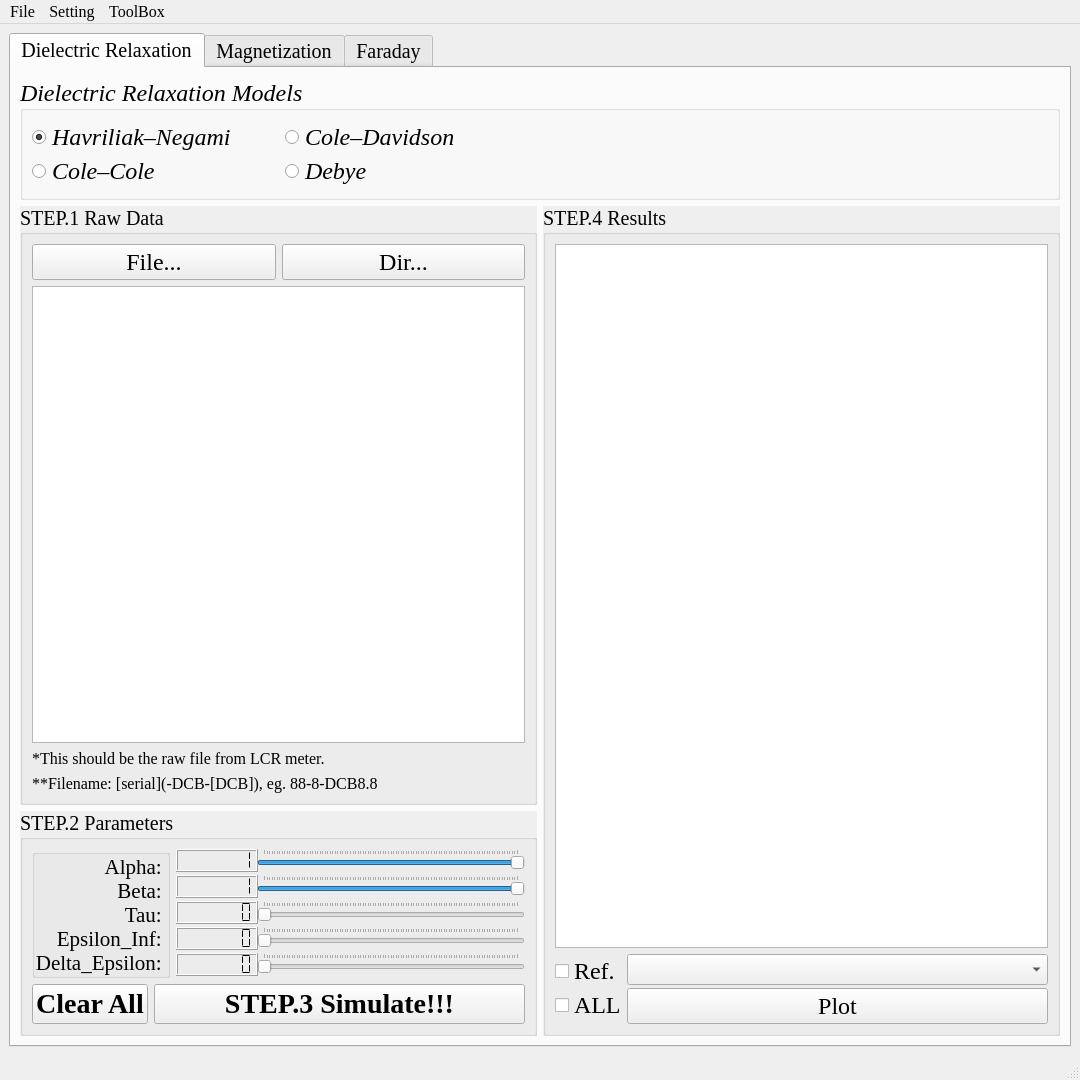
Before: the Qt Designer form app/ui/simulator_ui.ui in obliviousgarden/DataProcessingPlatform, drawn with Qt 5.
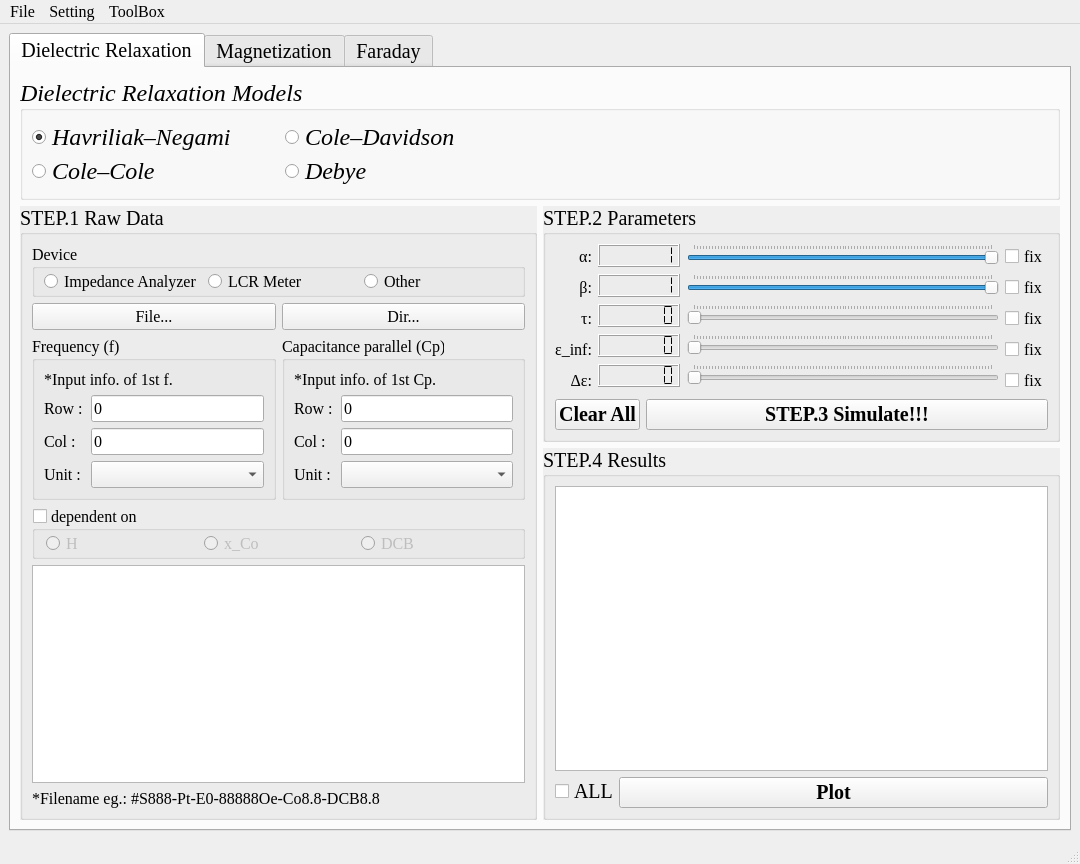
After: the same form once the commit is applied. The open tabs and pages were chosen to show the change. Icons and pictures are not drawn.

Commit message: 第32次提交 1. 重构了介电部分的代码 2. 新增了固定参数功能 3. 留出了dependent on的接口

The edit to the form file:
```diff
--- a/app/ui/simulator_ui.ui
+++ b/app/ui/simulator_ui.ui
@@ -8,7 +8,7 @@
     <x>0</x>
     <y>0</y>
     <width>1080</width>
-    <height>1080</height>
+    <height>864</height>
    </rect>
   </property>
   <property name="sizePolicy">
@@ -226,7 +226,7 @@
          </widget>
         </item>
         <item>
-         <layout class="QHBoxLayout" name="horizontalLayout_d_1234">
+         <layout class="QHBoxLayout" name="horizontalLayout_d_1234" stretch="1,1">
           <item>
            <layout class="QVBoxLayout" name="verticalLayout_d_123">
             <item>
@@ -246,14 +246,55 @@
               </property>
               <layout class="QVBoxLayout" name="verticalLayout_4">
                <item>
-                <layout class="QVBoxLayout" name="Layout_step1">
+                <layout class="QVBoxLayout" name="Layout_step1" stretch="0,0,0,0,0,0">
+                 <item>
+                  <widget class="QGroupBox" name="GroupBox_device">
+                   <property name="font">
+                    <font>
+                     <pointsize>12</pointsize>
+                    </font>
+                   </property>
+                   <property name="title">
+                    <string>Device</string>
+                   </property>
+                   <layout class="QHBoxLayout" name="horizontalLayout_3">
+                    <property name="topMargin">
+                     <number>0</number>
+                    </property>
+                    <property name="bottomMargin">
+                     <number>0</number>
+                    </property>
+                    <item>
+                     <widget class="QRadioButton" name="RadioButton_device_impedance">
+                      <property name="text">
+                       <string>Impedance Analyzer</string>
+                      </property>
+                     </widget>
+                    </item>
+                    <item>
+                     <widget class="QRadioButton" name="RadioButton_device_lcr">
+                      <property name="text">
+                       <string>LCR Meter</string>
+                      </property>
+                     </widget>
+                    </item>
+                    <item>
+                     <widget class="QRadioButton" name="RadioButton_other">
+                      <property name="text">
+                       <string>Other</string>
+                      </property>
+                     </widget>
+                    </item>
+                   </layout>
+                  </widget>
+                 </item>
                  <item>
                   <layout class="QHBoxLayout" name="Layout_step1_file">
                    <item>
                     <widget class="QPushButton" name="PushButton_file">
                      <property name="font">
                       <font>
-                       <pointsize>18</pointsize>
+                       <pointsize>12</pointsize>
                        <stylestrategy>PreferDefault</stylestrategy>
                       </font>
                      </property>
@@ -269,7 +310,7 @@
                     <widget class="QPushButton" name="PushButton_dir">
                      <property name="font">
                       <font>
-                       <pointsize>18</pointsize>
+                       <pointsize>12</pointsize>
                        <stylestrategy>PreferDefault</stylestrategy>
                       </font>
                      </property>
@@ -284,37 +325,209 @@
                   </layout>
                  </item>
                  <item>
-                  <widget class="QListView" name="ListView_file"/>
+                  <layout class="QHBoxLayout" name="Layout_step1_datapos" stretch="1,1">
+                   <item>
+                    <widget class="QGroupBox" name="GroupBox_step1_f">
+                     <property name="font">
+                      <font>
+                       <pointsize>12</pointsize>
+                      </font>
+                     </property>
+                     <property name="title">
+                      <string>Frequency (f)</string>
+                     </property>
+                     <layout class="QVBoxLayout" name="verticalLayout_22" stretch="0,0">
+                      <item>
+                       <widget class="QLabel" name="Label_step1_f_info">
+                        <property name="text">
+                         <string>*Input info. of 1st f.</string>
+                        </property>
+                       </widget>
                  </item>
                  <item>
-                  <widget class="QLabel" name="Label_step1_1">
+                       <layout class="QFormLayout" name="FormLayout_step1_f">
+                        <item row="0" column="0">
+                         <widget class="QLabel" name="Label_step1_f_row">
+                          <property name="text">
+                           <string>Row :</string>
+                          </property>
+                         </widget>
+                        </item>
+                        <item row="0" column="1">
+                         <widget class="QLineEdit" name="LineEdit_step1_f_row">
+                          <property name="text">
+                           <string>0</string>
+                          </property>
+                         </widget>
+                        </item>
+                        <item row="1" column="0">
+                         <widget class="QLabel" name="Label_step1_f_col">
+                          <property name="text">
+                           <string>Col :</string>
+                          </property>
+                         </widget>
+                        </item>
+                        <item row="2" column="0">
+                         <widget class="QLabel" name="Label_step1_f_unit">
+                          <property name="text">
+                           <string>Unit : </string>
+                          </property>
+                         </widget>
+                        </item>
+                        <item row="1" column="1">
+                         <widget class="QLineEdit" name="LineEdit_step1_f_col">
+                          <property name="text">
+                           <string>0</string>
+                          </property>
+                         </widget>
+                        </item>
+                        <item row="2" column="1">
+                         <widget class="QComboBox" name="ComboBox_step1_f_unit"/>
+                        </item>
+                       </layout>
+                      </item>
+                     </layout>
+                    </widget>
+                   </item>
+                   <item>
+                    <widget class="QGroupBox" name="GroupBox_step1_Cp">
                    <property name="font">
                     <font>
                      <pointsize>12</pointsize>
                     </font>
                    </property>
+                     <property name="title">
+                      <string>Capacitance parallel (Cp)</string>
+                     </property>
+                     <layout class="QVBoxLayout" name="verticalLayout_23">
+                      <item>
+                       <widget class="QLabel" name="Label_step1_Cp_info">
                    <property name="text">
-                    <string>*This should be the raw file from LCR meter.</string>
+                         <string>*Input info. of 1st Cp.</string>
                    </property>
                   </widget>
                  </item>
                  <item>
-                  <widget class="QLabel" name="Label_step1_2">
+                       <layout class="QFormLayout" name="FormLayout_step1_Cp">
+                        <item row="0" column="0">
+                         <widget class="QLabel" name="Label_step1_Cp_row">
+                          <property name="text">
+                           <string>Row :</string>
+                          </property>
+                         </widget>
+                        </item>
+                        <item row="0" column="1">
+                         <widget class="QLineEdit" name="LineEdit_step1_Cp_row">
+                          <property name="text">
+                           <string>0</string>
+                          </property>
+                         </widget>
+                        </item>
+                        <item row="1" column="0">
+                         <widget class="QLabel" name="Label_step1_Cp_col">
+                          <property name="text">
+                           <string>Col :</string>
+                          </property>
+                         </widget>
+                        </item>
+                        <item row="2" column="0">
+                         <widget class="QLabel" name="Label_step1_Cp_unit">
+                          <property name="text">
+                           <string>Unit : </string>
+                          </property>
+                         </widget>
+                        </item>
+                        <item row="1" column="1">
+                         <widget class="QLineEdit" name="LineEdit_step1_Cp_col">
+                          <property name="text">
+                           <string>0</string>
+                          </property>
+                         </widget>
+                        </item>
+                        <item row="2" column="1">
+                         <widget class="QComboBox" name="ComboBox_step1_Cp_unit"/>
+                        </item>
+                       </layout>
+                      </item>
+                     </layout>
+                    </widget>
+                   </item>
+                  </layout>
+                 </item>
+                 <item>
+                  <widget class="QGroupBox" name="GroupBox_dependent">
                    <property name="font">
                     <font>
                      <pointsize>12</pointsize>
                     </font>
                    </property>
+                   <property name="title">
+                    <string>dependent on</string>
+                   </property>
+                   <property name="checkable">
+                    <bool>true</bool>
+                   </property>
+                   <property name="checked">
+                    <bool>false</bool>
+                   </property>
+                   <layout class="QHBoxLayout" name="horizontalLayout_4">
+                    <property name="leftMargin">
+                     <number>11</number>
+                    </property>
+                    <property name="topMargin">
+                     <number>0</number>
+                    </property>
+                    <property name="bottomMargin">
+                     <number>0</number>
+                    </property>
+                    <item>
+                     <widget class="QRadioButton" name="RadioButton_dependent_H">
                    <property name="text">
-                    <string>**Filename: [serial](-DCB-[DCB]), eg. 88-8-DCB8.8</string>
+                       <string>H</string>
                    </property>
                   </widget>
                  </item>
-                </layout>
-               </item>
-              </layout>
+                    <item>
+                     <widget class="QRadioButton" name="RadioButton_dependent_Co">
+                      <property name="text">
+                       <string>x_Co</string>
+                      </property>
+                     </widget>
+                    </item>
+                    <item>
+                     <widget class="QRadioButton" name="RadioButton_dependent_DCB">
+                      <property name="text">
+                       <string>DCB</string>
+                      </property>
+                     </widget>
+                    </item>
+                   </layout>
+                  </widget>
+                 </item>
+                 <item>
+                  <widget class="QTableView" name="TableView_file"/>
+                 </item>
+                 <item>
+                  <widget class="QLabel" name="Label_step1_filename">
+                   <property name="font">
+                    <font>
+                     <pointsize>12</pointsize>
+                    </font>
+                   </property>
+                   <property name="text">
+                    <string>*Filename eg.: #S888-Pt-E0-88888Oe-Co8.8-DCB8.8</string>
+                   </property>
+                  </widget>
+                 </item>
+                </layout>
+               </item>
+              </layout>
              </widget>
             </item>
+           </layout>
+          </item>
+          <item>
+           <layout class="QVBoxLayout" name="verticalLayout_d_4" stretch="0,1">
             <item>
              <widget class="QGroupBox" name="GroupBox_step2">
               <property name="font">
@@ -330,83 +543,26 @@
               <property name="title">
                <string>STEP.2 Parameters</string>
               </property>
-              <layout class="QVBoxLayout" name="verticalLayout_6">
+              <layout class="QVBoxLayout" name="verticalLayout_6" stretch="0,0">
                <item>
-                <layout class="QFormLayout" name="Layout_step2">
+                <layout class="QHBoxLayout" name="HorizontalLayout_step2" stretch="0,1,0">
                  <property name="sizeConstraint">
-                  <enum>QLayout::SetNoConstraint</enum>
-                 </property>
-                 <property name="fieldGrowthPolicy">
-                  <enum>QFormLayout::AllNonFixedFieldsGrow</enum>
-                 </property>
-                 <property name="rowWrapPolicy">
-                  <enum>QFormLayout::WrapLongRows</enum>
-                 </property>
-                 <property name="verticalSpacing">
-                  <number>7</number>
-                 </property>
-                 <property name="bottomMargin">
-                  <number>0</number>
-                 </property>
-                 <item row="0" column="0">
-                  <widget class="QGroupBox" name="groupBox_4">
-                   <property name="sizePolicy">
-                    <sizepolicy hsizetype="Expanding" vsizetype="Fixed">
-                     <horstretch>0</horstretch>
-                     <verstretch>0</verstretch>
-                    </sizepolicy>
-                   </property>
-                   <property name="minimumSize">
-                    <size>
-                     <width>88</width>
-                     <height>0</height>
-                    </size>
-                   </property>
-                   <property name="autoFillBackground">
-                    <bool>false</bool>
-                   </property>
-                   <property name="title">
-                    <string/>
-                   </property>
-                   <property name="flat">
-                    <bool>false</bool>
-                   </property>
-                   <property name="checkable">
-                    <bool>false</bool>
-                   </property>
-                   <layout class="QVBoxLayout" name="verticalLayout">
-                    <property name="spacing">
-                     <number>7</number>
-                    </property>
-                    <property name="leftMargin">
-                     <number>0</number>
-                    </property>
-                    <property name="topMargin">
-                     <number>0</number>
-                    </property>
-                    <property name="rightMargin">
-                     <number>0</number>
+                  <enum>QLayout::SetMaximumSize</enum>
                     </property>
                     <property name="bottomMargin">
                      <number>0</number>
                     </property>
                     <item>
                      <layout class="QVBoxLayout" name="Layout_step2_left">
-                      <property name="spacing">
-                       <number>0</number>
-                      </property>
-                      <property name="sizeConstraint">
-                       <enum>QLayout::SetDefaultConstraint</enum>
-                      </property>
                       <item>
                        <widget class="QLabel" name="Label_alpha">
                         <property name="font">
                          <font>
-                          <pointsize>16</pointsize>
+                       <pointsize>12</pointsize>
                          </font>
                         </property>
                         <property name="text">
-                         <string>Alpha: </string>
+                      <string>α:</string>
                         </property>
                         <property name="alignment">
                          <set>Qt::AlignRight|Qt::AlignTrailing|Qt::AlignVCenter</set>
@@ -417,11 +573,11 @@
                        <widget class="QLabel" name="Label_beta">
                         <property name="font">
                          <font>
-                          <pointsize>16</pointsize>
+                       <pointsize>12</pointsize>
                          </font>
                         </property>
                         <property name="text">
-                         <string>Beta: </string>
+                      <string>β:</string>
                         </property>
                         <property name="alignment">
                          <set>Qt::AlignRight|Qt::AlignTrailing|Qt::AlignVCenter</set>
@@ -432,15 +588,11 @@
                        <widget class="QLabel" name="Label_tau">
                         <property name="font">
                          <font>
-                          <pointsize>16</pointsize>
-                          <weight>50</weight>
-                          <italic>false</italic>
-                          <bold>false</bold>
-                          <stylestrategy>PreferDefault</stylestrategy>
+                       <pointsize>12</pointsize>
                          </font>
                         </property>
                         <property name="text">
-                         <string>Tau: </string>
+                      <string>τ:</string>
                         </property>
                         <property name="alignment">
                          <set>Qt::AlignRight|Qt::AlignTrailing|Qt::AlignVCenter</set>
@@ -451,15 +603,11 @@
                        <widget class="QLabel" name="Label_epsiloninf">
                         <property name="font">
                          <font>
-                          <pointsize>16</pointsize>
-                          <weight>50</weight>
-                          <italic>false</italic>
-                          <bold>false</bold>
-                          <stylestrategy>PreferDefault</stylestrategy>
+                       <pointsize>12</pointsize>
                          </font>
                         </property>
                         <property name="text">
-                         <string>Epsilon_Inf: </string>
+                      <string>ε_inf:</string>
                         </property>
                         <property name="alignment">
                          <set>Qt::AlignRight|Qt::AlignTrailing|Qt::AlignVCenter</set>
@@ -470,15 +618,11 @@
                        <widget class="QLabel" name="Label_deltaepsilon">
                         <property name="font">
                          <font>
-                          <pointsize>16</pointsize>
-                          <weight>50</weight>
-                          <italic>false</italic>
-                          <bold>false</bold>
-                          <stylestrategy>PreferDefault</stylestrategy>
+                       <pointsize>12</pointsize>
                          </font>
                         </property>
                         <property name="text">
-                         <string>Delta_Epsilon: </string>
+                      <string>Δε:</string>
                         </property>
                         <property name="alignment">
                          <set>Qt::AlignRight|Qt::AlignTrailing|Qt::AlignVCenter</set>
@@ -487,22 +631,31 @@
                       </item>
                      </layout>
                     </item>
-                   </layout>
-                  </widget>
-                 </item>
-                 <item row="0" column="1">
-                  <layout class="QFormLayout" name="Layout_step2_right">
+                 <item>
+                  <layout class="QFormLayout" name="Layout_step2_middle">
+                   <property name="sizeConstraint">
+                    <enum>QLayout::SetMaximumSize</enum>
+                   </property>
                    <property name="fieldGrowthPolicy">
                     <enum>QFormLayout::AllNonFixedFieldsGrow</enum>
                    </property>
                    <property name="rowWrapPolicy">
                     <enum>QFormLayout::DontWrapRows</enum>
                    </property>
+                   <property name="horizontalSpacing">
+                    <number>7</number>
+                   </property>
                    <property name="verticalSpacing">
-                    <number>3</number>
+                    <number>7</number>
                    </property>
                    <item row="0" column="0">
                     <widget class="QLCDNumber" name="lcdNumber_alpha">
+                     <property name="sizePolicy">
+                      <sizepolicy hsizetype="Minimum" vsizetype="Minimum">
+                       <horstretch>0</horstretch>
+                       <verstretch>0</verstretch>
+                      </sizepolicy>
+                     </property>
                      <property name="font">
                       <font>
                        <pointsize>9</pointsize>
@@ -703,6 +856,12 @@
                    </item>
                    <item row="0" column="1">
                     <widget class="QSlider" name="Slider_alpha">
+                     <property name="sizePolicy">
+                      <sizepolicy hsizetype="Expanding" vsizetype="Fixed">
+                       <horstretch>0</horstretch>
+                       <verstretch>0</verstretch>
+                      </sizepolicy>
+                     </property>
                      <property name="cursor">
                       <cursorShape>ArrowCursor</cursorShape>
                      </property>
@@ -731,8 +890,72 @@
                    </item>
                   </layout>
                  </item>
-                </layout>
-               </item>
+                 <item>
+                  <layout class="QVBoxLayout" name="Layout_step2_right">
+                   <item>
+                    <widget class="QCheckBox" name="CheckBox_alpha_fix">
+                     <property name="font">
+                      <font>
+                       <pointsize>12</pointsize>
+                      </font>
+                     </property>
+                     <property name="text">
+                      <string>fix</string>
+                     </property>
+                    </widget>
+                   </item>
+                   <item>
+                    <widget class="QCheckBox" name="CheckBox_beta_fix">
+                     <property name="font">
+                      <font>
+                       <pointsize>12</pointsize>
+                      </font>
+                     </property>
+                     <property name="text">
+                      <string>fix</string>
+                     </property>
+                    </widget>
+                   </item>
+                   <item>
+                    <widget class="QCheckBox" name="CheckBox_tau_fix">
+                     <property name="font">
+                      <font>
+                       <pointsize>12</pointsize>
+                      </font>
+                     </property>
+                     <property name="text">
+                      <string>fix</string>
+                     </property>
+                    </widget>
+                   </item>
+                   <item>
+                    <widget class="QCheckBox" name="CheckBox_epsiloninf_fix">
+                     <property name="font">
+                      <font>
+                       <pointsize>12</pointsize>
+                      </font>
+                     </property>
+                     <property name="text">
+                      <string>fix</string>
+                     </property>
+                    </widget>
+                   </item>
+                   <item>
+                    <widget class="QCheckBox" name="CheckBox_deltaepsilon_fix">
+                     <property name="font">
+                      <font>
+                       <pointsize>12</pointsize>
+                      </font>
+                     </property>
+                     <property name="text">
+                      <string>fix</string>
+                     </property>
+                    </widget>
+                   </item>
+                  </layout>
+                 </item>
+                </layout>
+               </item>
                <item>
                 <layout class="QFormLayout" name="formLayout_2">
                  <property name="labelAlignment">
@@ -746,7 +969,7 @@
                    <property name="font">
                     <font>
                      <family>Times New Roman</family>
-                     <pointsize>21</pointsize>
+                     <pointsize>15</pointsize>
                      <weight>75</weight>
                      <italic>false</italic>
                      <bold>true</bold>
@@ -775,7 +998,7 @@
                    <property name="font">
                     <font>
                      <family>Times New Roman</family>
-                     <pointsize>21</pointsize>
+                     <pointsize>15</pointsize>
                      <weight>75</weight>
                      <italic>false</italic>
                      <bold>true</bold>
@@ -804,10 +1027,6 @@
               </layout>
              </widget>
             </item>
-           </layout>
-          </item>
-          <item>
-           <layout class="QVBoxLayout" name="verticalLayout_d_4">
             <item>
              <widget class="QGroupBox" name="GroupBox_step4">
               <property name="font">
@@ -835,25 +1054,10 @@
                   <number>0</number>
                  </property>
                  <item row="0" column="0">
-                  <widget class="QCheckBox" name="CheckBox_reference">
-                   <property name="font">
-                    <font>
-                     <pointsize>18</pointsize>
-                    </font>
-                   </property>
-                   <property name="text">
-                    <string>Ref.</string>
-                   </property>
-                  </widget>
-                 </item>
-                 <item row="0" column="1">
-                  <widget class="QComboBox" name="ComboBox_reference"/>
-                 </item>
-                 <item row="1" column="0">
                   <widget class="QCheckBox" name="CheckBox_All">
                    <property name="font">
                     <font>
-                     <pointsize>18</pointsize>
+                     <pointsize>15</pointsize>
                      <stylestrategy>PreferDefault</stylestrategy>
                     </font>
                    </property>
@@ -862,11 +1066,13 @@
                    </property>
                   </widget>
                  </item>
-                 <item row="1" column="1">
+                 <item row="0" column="1">
                   <widget class="QPushButton" name="PushButton_plot">
                    <property name="font">
                     <font>
-                     <pointsize>18</pointsize>
+                     <pointsize>15</pointsize>
+                     <weight>75</weight>
+                     <bold>true</bold>
                      <stylestrategy>PreferDefault</stylestrategy>
                     </font>
                    </property>
```
Left out of the diff: 11 changed lines with no effect on the pictures. Lines whose indentation alone changed are shown as unchanged. The commit also changes 9 other files.
